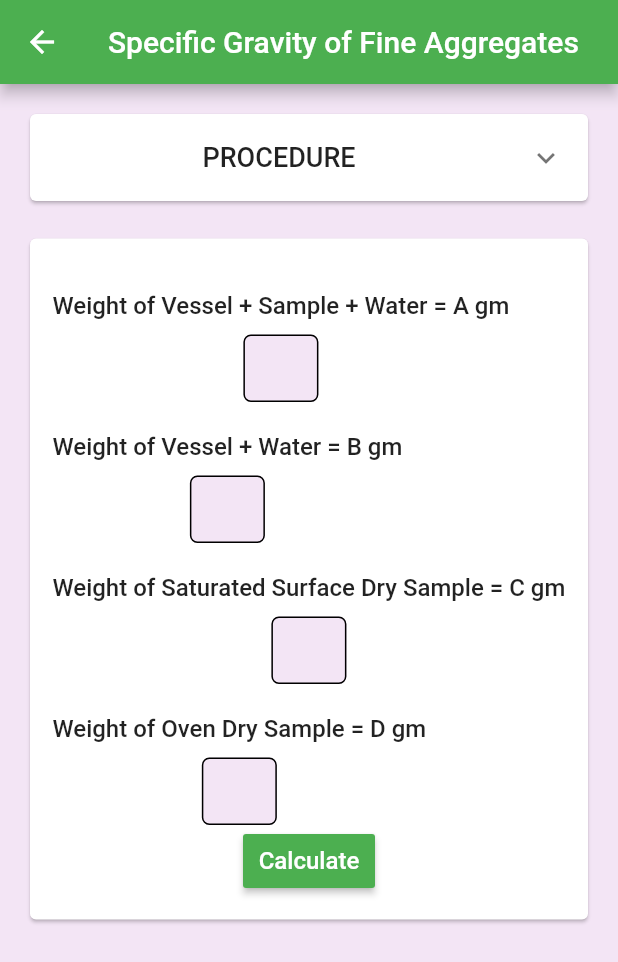
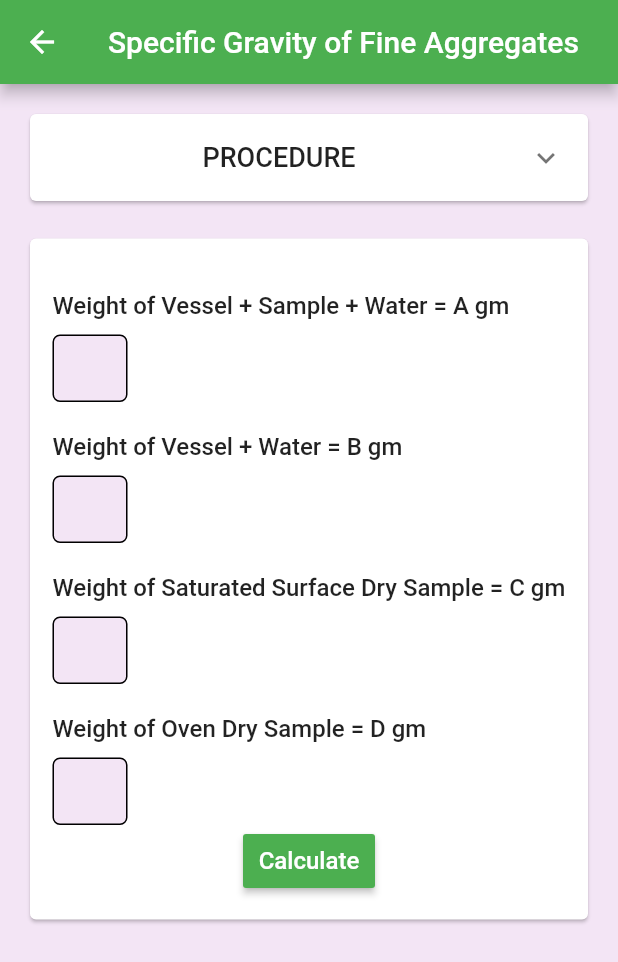
Before and after one commit to anuragraina/Final-Year, a Flutter app: the SpecificGravity screen opened by its route, on a phone screen of 412 x 824 dp. Shown: the top 962 px of the screen. Run offline on Flutter 3.47's test engine with Material 2 defaults, Android fonts, the phone set to English and light mode, and no system bars; our stand-ins replace cloud_firestore, firebase_auth, firebase_core, flutter_spinkit, progress_dialog; accounts and stored records are empty.

Commit message:
Add todo comments

```diff
--- a/lib/screens/approved tests/approved_tests.dart
+++ b/lib/screens/approved tests/approved_tests.dart
@@ -23,6 +23,7 @@ class ApprovedTests extends StatelessWidget {
             return Center(child: CircularProgressIndicator());
           }
 
+          //add empty list widget
           return Padding(
             padding: EdgeInsets.all(10),
             child: ListView(
--- a/lib/screens/pending tests/pending_tests.dart
+++ b/lib/screens/pending tests/pending_tests.dart
@@ -23,6 +23,7 @@ class PendingTests extends StatelessWidget {
             return Center(child: CircularProgressIndicator());
           }
 
+          //add empty list widget
           return Padding(
             padding: EdgeInsets.all(10),
             child: ListView(
--- a/lib/widgets/procedure.dart
+++ b/lib/widgets/procedure.dart
@@ -29,7 +29,7 @@ class _ProcedureState extends State<Procedure> {
   @override
   Widget build(BuildContext context) {
     return Column(
-      crossAxisAlignment: CrossAxisAlignment.center,
+      crossAxisAlignment: CrossAxisAlignment.start,
       children: [
         Padding(
           padding: const EdgeInsets.only(top: 20),
```
